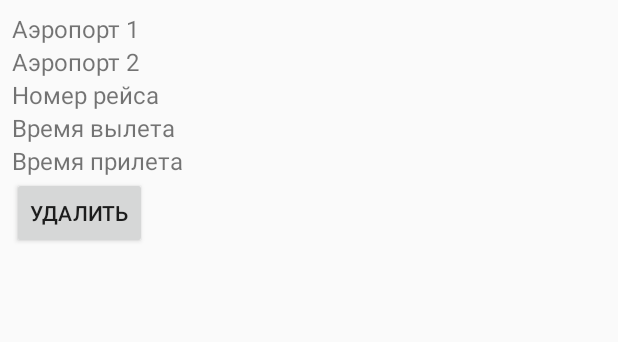
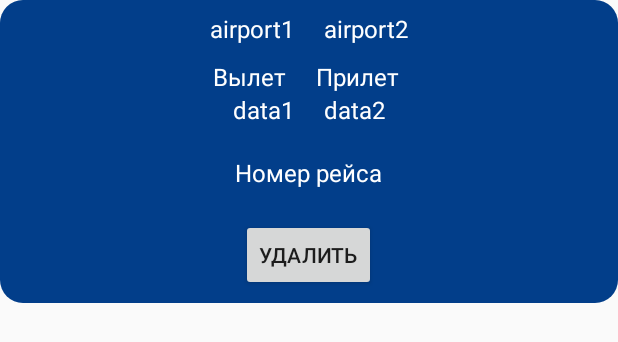
Before and after one commit to litlbo1/SkyCarta, an Android app: the layout favorite_item.xml on its own in the app's theme, with its tools: preview values and no code run, on a phone screen of 412 x 824 dp. Shown: the top 342 px of the screen. Run offline under Robolectric (Android 15) with nearby library versions, the light colour scheme and no system bars; network calls fail.

Commit message:
SkyCarta - 1.1.0

```diff
--- a/app/src/main/java/com/example/skycarta/ui/home/HomeFragment.kt
+++ b/app/src/main/java/com/example/skycarta/ui/home/HomeFragment.kt
@@ -61,8 +61,8 @@ class HomeFragment : Fragment() {
             val removeButton = favoriteView.findViewById<Button>(R.id.removeFavoriteButton)
 
             favoriteFlightNumberTextView.text = "Номер рейса: " + (flightData["flightNumber"] ?: "")
-            favoriteDepartureTimeTextView.text = "Время вылета: " + (flightData["departureTime"] ?: "")
-            favoriteArrivalTimeTextView.text = "Время прилета: " + (flightData["arrivalTime"] ?: "")
+            favoriteDepartureTimeTextView.text = "" + (flightData["departureTime"] ?: "")
+            favoriteArrivalTimeTextView.text = "" + (flightData["arrivalTime"] ?: "")
             favoriteAirport1NameTextView.text = "" + (flightData["airportName1"] ?: "")
             favoriteAirport2NameTextView.text = "" + (flightData["airportName2"] ?: "")
 
--- a/app/src/main/res/layout/favorite_item.xml
+++ b/app/src/main/res/layout/favorite_item.xml
@@ -2,47 +2,121 @@
 <LinearLayout xmlns:android="http://schemas.android.com/apk/res/android"
     android:layout_width="match_parent"
     android:layout_height="wrap_content"
+    android:background="@drawable/btn_main"
     android:orientation="vertical"
     android:padding="8dp">
 
+    <LinearLayout
+        android:layout_width="wrap_content"
+        android:layout_height="match_parent"
+        android:layout_marginBottom="10dp"
+        android:layout_gravity="center"
+        android:orientation="horizontal">
+
         <TextView
             android:id="@+id/favoriteFirstAirportTextView"
-        android:layout_width="match_parent"
+            android:layout_width="wrap_content"
             android:layout_height="wrap_content"
-        android:text="Аэропорт 1"
+            android:textColor="@color/white"
+            android:text="airport1"
             android:textSize="16sp" />
+
+        <Space
+            android:layout_width="20dp"
+            android:layout_height="wrap_content"
+            android:layout_weight="1" />
 
         <TextView
             android:id="@+id/favoriteSecondAirportTextView"
-        android:layout_width="match_parent"
+            android:layout_width="wrap_content"
             android:layout_height="wrap_content"
-        android:text="Аэропорт 2"
+            android:textColor="@color/white"
+            android:text="airport2"
             android:textSize="16sp" />
 
+    </LinearLayout>
+
+
+    <LinearLayout
+        android:layout_width="wrap_content"
+        android:layout_height="match_parent"
+        android:layout_gravity="center"
+        android:orientation="horizontal">
+
         <TextView
+            android:id="@+id/data1"
+            android:layout_gravity="start"
+            android:layout_width="wrap_content"
+            android:layout_height="wrap_content"
+            android:text="Вылет"
+            android:textColor="@color/white"
+            android:textSize="16sp" />
+
+        <Space
+            android:layout_width="20dp"
+            android:layout_height="wrap_content"
+            android:layout_weight="1" />
+
+        <TextView
+            android:id="@+id/data2"
+            android:layout_gravity="end"
+            android:layout_width="wrap_content"
+            android:layout_height="wrap_content"
+            android:textColor="@color/white"
+            android:text="Прилет "
+            android:textSize="16sp" />
+
+
+    </LinearLayout>
+
+
+    <LinearLayout
+        android:layout_width="wrap_content"
+        android:layout_height="wrap_content"
+        android:layout_gravity="center"
+        android:orientation="horizontal">
+
+        <TextView
+            android:id="@+id/favoriteDepartureTimeTextView"
+            android:layout_width="wrap_content"
+            android:layout_height="wrap_content"
+            android:layout_gravity=""
+            android:textColor="@color/white"
+            android:text="data1"
+            android:textSize="16sp" />
+
+
+        <Space
+            android:layout_width="20dp"
+            android:layout_height="wrap_content"
+            android:layout_weight="1" />
+
+        <TextView
+            android:id="@+id/favoriteArrivalTimeTextView"
+            android:layout_width="wrap_content"
+            android:layout_height="wrap_content"
+            android:textColor="@color/white"
+            android:text="data2"
+            android:textSize="16sp" />
+
+
+    </LinearLayout>
+
+    <TextView
+        android:layout_marginTop="20dp"
         android:id="@+id/favoriteFlightNumberTextView"
-        android:layout_width="match_parent"
+        android:layout_width="wrap_content"
         android:layout_height="wrap_content"
+        android:layout_gravity="center"
+        android:textColor="@color/white"
         android:text="Номер рейса"
         android:textSize="16sp" />
 
-    <TextView
-        android:id="@+id/favoriteDepartureTimeTextView"
-        android:layout_width="match_parent"
-        android:layout_height="wrap_content"
-        android:text="Время вылета"
-        android:textSize="16sp" />
-
-    <TextView
-        android:id="@+id/favoriteArrivalTimeTextView"
-        android:layout_width="match_parent"
-        android:layout_height="wrap_content"
-        android:text="Время прилета"
-        android:textSize="16sp" />
-
     <Button
+        android:layout_marginTop="20dp"
         android:id="@+id/removeFavoriteButton"
         android:layout_width="wrap_content"
         android:layout_height="wrap_content"
+        android:layout_gravity="center"
         android:text="Удалить" />
 </LinearLayout>
```
Also changed, not shown: app/src/main/java/com/example/skycarta/AirportSelected_screen.kt (+14 -5 lines), app/src/main/java/com/example/skycarta/Search_screen.kt (+21 -10 lines), app/src/main/res/layout/activity_airport_selected_screen.xml (+10 -9 lines). Lines whose indentation alone changed are shown as unchanged.
